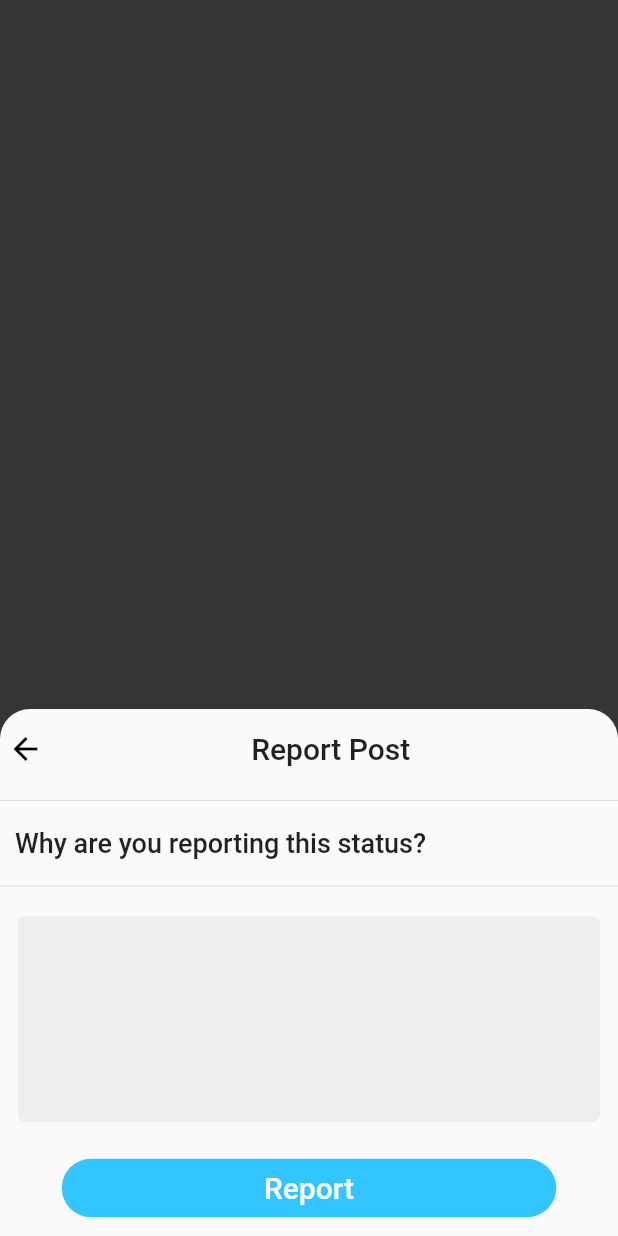
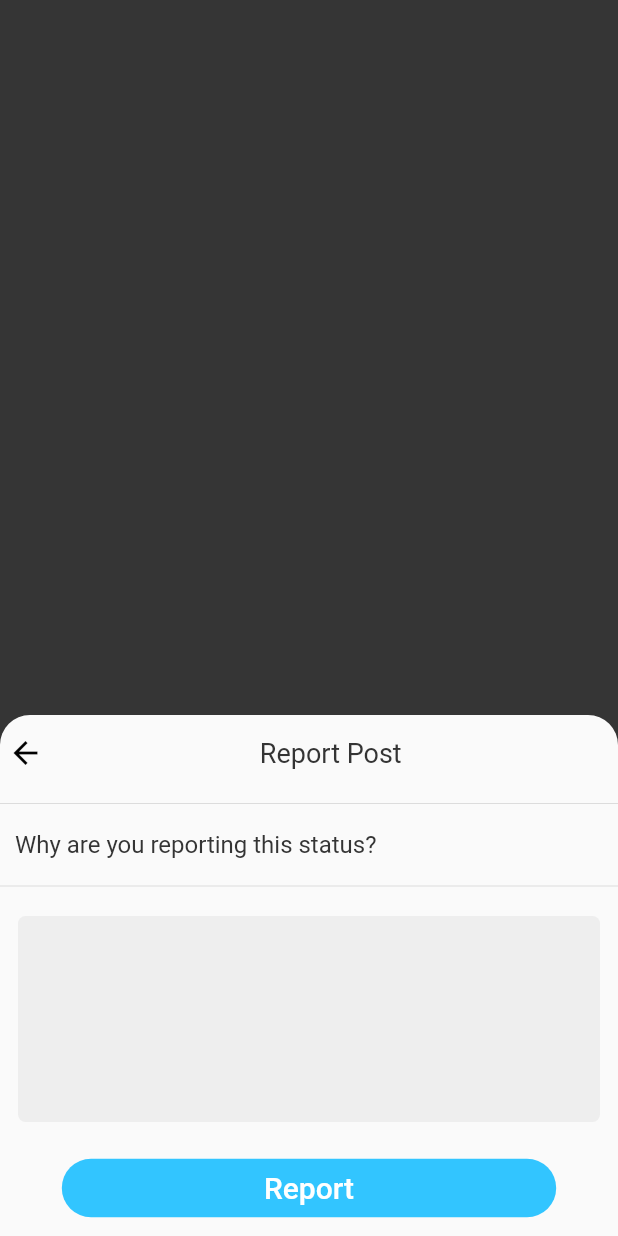
Before and after one commit to osamaasifoak/Tymoff-Hitman-Flutter, a Flutter app: what reportOptions() shows on an empty page, opened directly, after a tap on "Other", on a phone screen of 412 x 824 dp. Run offline on Flutter 3.47's test engine with Material 2 defaults, Android fonts, the phone set to English and light mode, and no system bars; our stand-ins replace flutter_svg, font_awesome_flutter, lottie; missing offline and left inert: popup_menu, pubnub; network calls fail.

Commit message:
design fixes

```diff
--- a/lib/screens/post_feed/post.dart
+++ b/lib/screens/post_feed/post.dart
@@ -65,7 +65,7 @@ class _PostState extends State<Post> {
                                 icon: Icon(
                                   FontAwesomeIcons.ellipsisH,
                                   color: Colors.white,
-                                  size: 30,
+                                  size: 18,
                                 ),
                                 items: [
                                   DropdownMenuItem<String>(
@@ -76,8 +76,8 @@ class _PostState extends State<Post> {
                                           padding: const EdgeInsets.all(8.0),
                                           child: Icon(
                                             Icons.warning,
-                                            color: Colors.grey,
-                                            size: 30,
+                                            color: Colors.white,
+                                            size: 18,
                                           ),
                                         ),
                                         Text(StringConstant.reportPost,
--- a/lib/shared_widgets/report.dart
+++ b/lib/shared_widgets/report.dart
@@ -19,7 +19,8 @@ class ReportBottomModals {
                   alignment: Alignment.center,
                   child: Text(
                     StringConstant.reportPost,
-                    style: TextStyle(fontSize: 20, fontWeight: FontWeight.w500),
+                    style: TextStyle(
+                        fontSize: 18, color: SharedColor.fontColorGrey),
                   ),
                   padding: EdgeInsets.all(15.0),
                 ),
@@ -28,7 +29,8 @@ class ReportBottomModals {
                   width: MediaQuery.of(context).size.width,
                   child: Text(
                     StringConstant.nudityOrIllegalSubstances,
-                    style: TextStyle(fontSize: 18, fontWeight: FontWeight.w500),
+                    style: TextStyle(
+                        fontSize: 16, color: SharedColor.fontColorGrey),
                   ),
                   padding: EdgeInsets.all(10.0),
                 ),
@@ -37,7 +39,8 @@ class ReportBottomModals {
                   width: MediaQuery.of(context).size.width,
                   child: Text(
                     StringConstant.threatOrViolence,
-                    style: TextStyle(fontSize: 18, fontWeight: FontWeight.w500),
+                    style: TextStyle(
+                        fontSize: 16, color: SharedColor.fontColorGrey),
                   ),
                   padding: EdgeInsets.all(10.0),
                 ),
@@ -50,8 +53,8 @@ class ReportBottomModals {
                     width: MediaQuery.of(context).size.width,
                     child: Text(
                       StringConstant.other,
-                      style:
-                          TextStyle(fontSize: 18, fontWeight: FontWeight.w500),
+                      style: TextStyle(
+                          fontSize: 16, color: SharedColor.fontColorGrey),
                     ),
                     padding: EdgeInsets.all(10.0),
                   ),
@@ -94,7 +97,7 @@ class ReportBottomModals {
                       child: Text(
                         StringConstant.reportPost,
                         style: TextStyle(
-                            fontSize: 20, fontWeight: FontWeight.w500),
+                            fontSize: 18, color: SharedColor.fontColorGrey),
                       ),
                       padding: EdgeInsets.all(15.0),
                     ),
@@ -105,7 +108,8 @@ class ReportBottomModals {
                 Container(
                   child: Text(
                     StringConstant.whyReportStatus,
-                    style: TextStyle(fontSize: 18, fontWeight: FontWeight.w500),
+                    style: TextStyle(
+                        fontSize: 16, color: SharedColor.fontColorGrey),
                   ),
                   padding: EdgeInsets.all(10.0),
                 ),
@@ -177,7 +181,8 @@ class ReportBottomModals {
                   alignment: Alignment.center,
                   child: Text(
                     StringConstant.postHasBeenReported,
-                    style: TextStyle(fontSize: 20, fontWeight: FontWeight.w500),
+                    style: TextStyle(
+                        fontSize: 18, color: SharedColor.fontColorGrey),
                   ),
                   padding: EdgeInsets.all(15.0),
                 ),
```
Also changed, not shown: lib/screens/messages/chat_settings.dart (+11 -11 lines), lib/screens/messages/messages.dart (+75 -16 lines), lib/screens/messages/new_message.dart (+17 -8 lines), lib/screens/messages/status_list.dart (+8 -6 lines), lib/shared_widgets/share.dart (+12 -13 lines).
